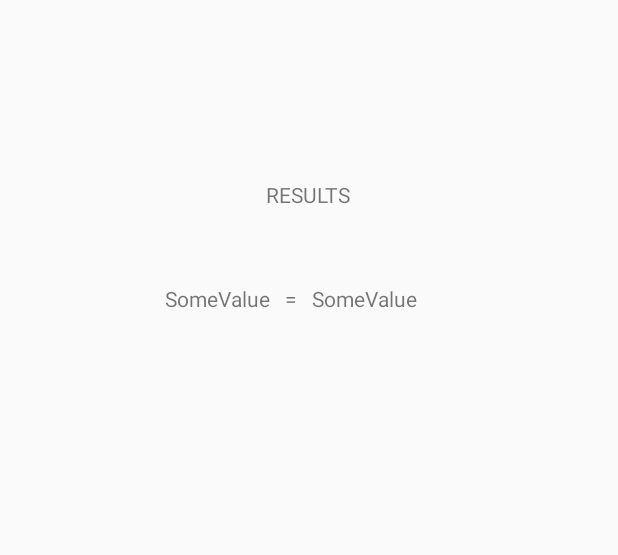
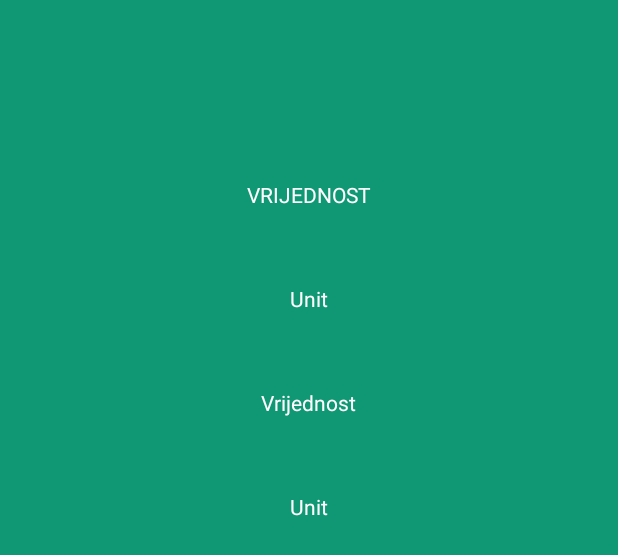
Before and after one commit to Dino-031/AndroidLv2, an Android app: the layout activity__results.xml on its own in the app's theme, with its tools: preview values and no code run, on a phone screen of 412 x 824 dp. Shown: the top 555 px of the screen. Run offline under Robolectric (Android 15) with nearby library versions, the phone set to English and light mode, and no system bars.

Commit message:
Results activity and passing extra working properly,only temperature conversion working for now

```diff
--- a/app/src/main/res/layout/activity__results.xml
+++ b/app/src/main/res/layout/activity__results.xml
@@ -1,44 +1,48 @@
 <?xml version="1.0" encoding="utf-8"?>
 <RelativeLayout xmlns:android="http://schemas.android.com/apk/res/android"
+    android:id="@+id/rl_ResultsRootLayout"
     xmlns:app="http://schemas.android.com/apk/res-auto"
     xmlns:tools="http://schemas.android.com/tools"
     android:layout_width="match_parent"
     android:layout_height="match_parent"
-    tools:context="com.example.dino.lv2.activity_Results">
+    tools:context="com.example.dino.lv2.activity_Results"
+    android:background="@color/colorResultBlue">
 
     <TextView
-        android:id="@+id/tv_Results"
+        android:id="@+id/tv_ValueFrom"
         android:layout_width="wrap_content"
         android:layout_height="wrap_content"
-        android:text="RESULTS"
+        android:text="VRIJEDNOST"
         android:layout_marginTop="120dp"
-        android:layout_centerHorizontal="true"/>
+        android:layout_centerHorizontal="true"
+        android:textColor="@color/colorWhite"/>
 
     <TextView
-        android:id="@+id/tv_ResultFrom"
+        android:id="@+id/tv_UnitFrom"
         android:layout_width="wrap_content"
         android:layout_height="wrap_content"
-        android:layout_below="@id/tv_Results"
-        android:text="SomeValue"
-        android:layout_marginLeft="110dp"
-        android:layout_marginTop="50dp"/>
+        android:layout_below="@id/tv_ValueFrom"
+        android:text="Unit"
+        android:layout_marginTop="50dp"
+        android:layout_centerHorizontal="true"
+        android:textColor="@color/colorWhite"/>
     <TextView
-        android:id="@+id/tv_EqualsSign"
+        android:id="@+id/tv_ValueTo"
         android:layout_width="wrap_content"
         android:layout_height="wrap_content"
-        android:layout_below="@id/tv_Results"
-        android:text="="
+        android:layout_below="@id/tv_UnitFrom"
+        android:text="Vrijednost"
+        android:layout_centerHorizontal="true"
         android:layout_marginTop="50dp"
-        android:layout_marginLeft="10dp"
-        android:layout_marginRight="10dp"
-        android:layout_toRightOf="@id/tv_ResultFrom"/>
+        android:textColor="@color/colorWhite"/>
     <TextView
-        android:id="@+id/tv_ResultTo"
+        android:id="@+id/tv_UnitTo"
         android:layout_width="wrap_content"
         android:layout_height="wrap_content"
-        android:layout_below="@id/tv_Results"
-        android:text="SomeValue"
+        android:layout_below="@id/tv_ValueTo"
+        android:text="Unit"
         android:layout_marginTop="50dp"
-        android:layout_toRightOf="@id/tv_EqualsSign"/>
+        android:layout_centerHorizontal="true"
+        android:textColor="@color/colorWhite"/>
 
 </RelativeLayout>
--- a/app/src/main/res/values/colors.xml
+++ b/app/src/main/res/values/colors.xml
@@ -9,5 +9,6 @@
     <color name="colorPurple">#50217F</color>
     <color name="colorGreen">#28872B</color>
     <color name="colorWhite">#FFFFFF</color>
+    <color name="colorResultBlue">#109874</color>
 
 </resources>
```
Also changed, not shown: app/src/main/java/com/example/dino/lv2/activity_Results.java (+35 -16 lines), app/src/main/java/com/example/dino/lv2/activity_TemperatureConvert.java (+24 -11 lines).
